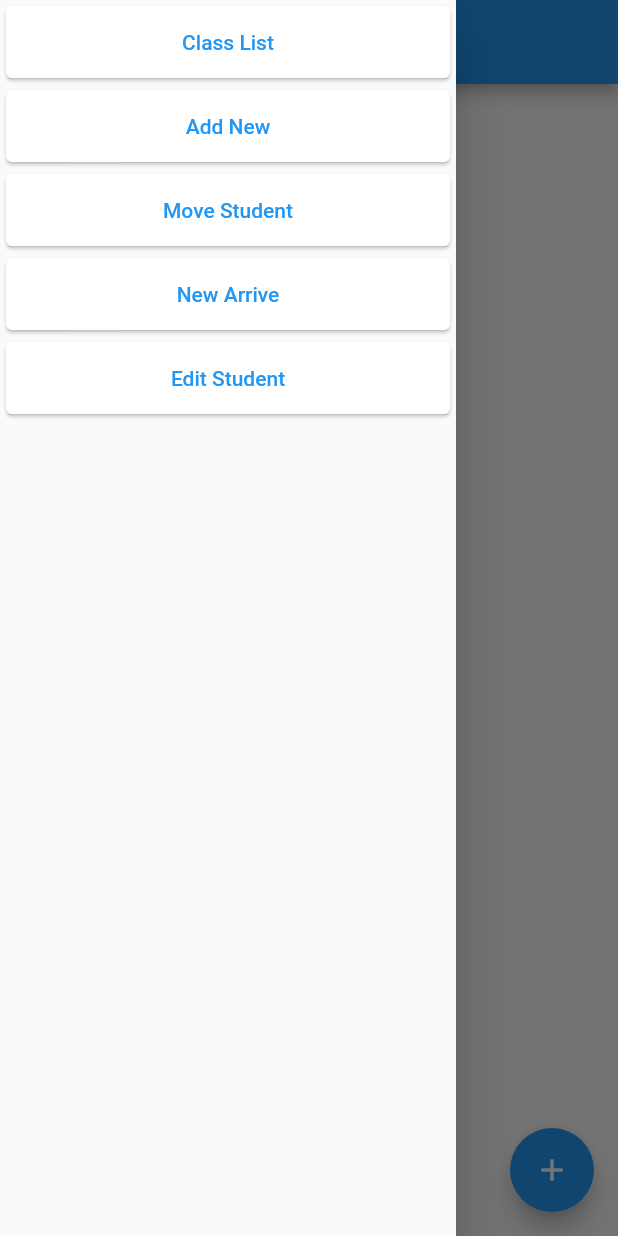
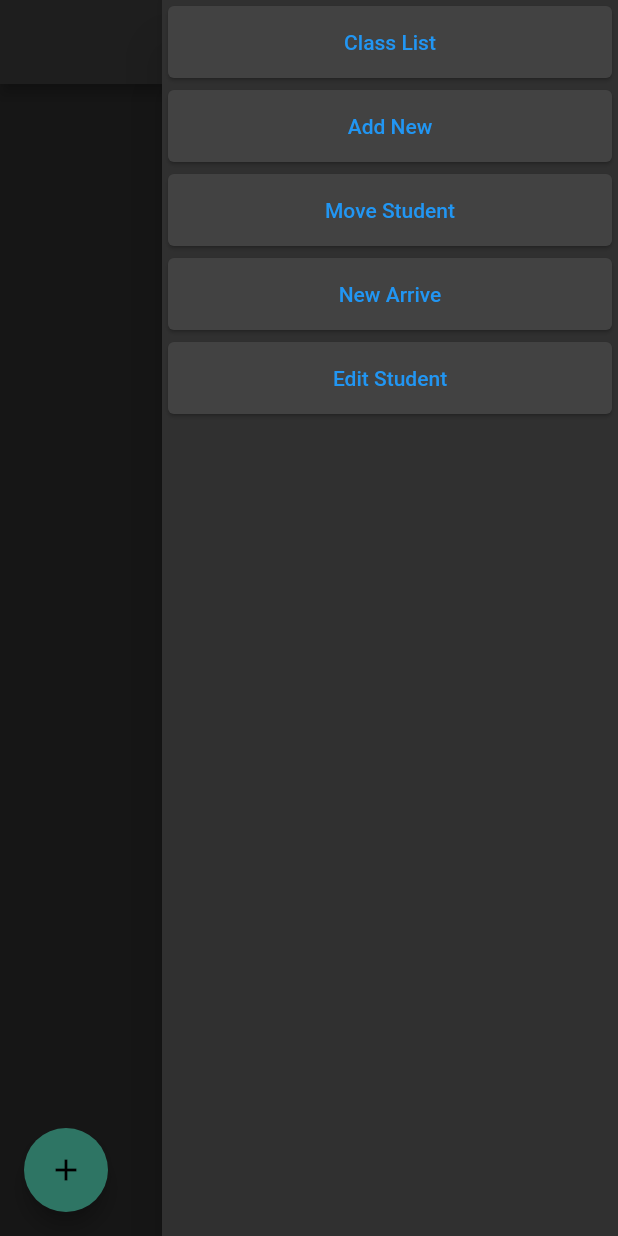
Before and after one commit to khalidkhattab/student_files_archive, a Flutter app: the screen it shows after launch, with the side drawer open, on a phone screen of 412 x 824 dp. Run offline on Flutter 3.47's test engine with Material 2 defaults, Android fonts, the phone set to English and light mode, and no system bars; our stand-ins replace bloc, firebase_auth, firebase_core, flutter_bloc, google_fonts; accounts and stored records are empty; Roboto replaces fonts that are missing (Cairo).

Commit message:
new theme

```diff
--- a/lib/main.dart
+++ b/lib/main.dart
@@ -1,12 +1,13 @@
-import 'package:filearchive/archive_home.dart';
 import 'package:filearchive/bloc/bloc_observer.dart';
 import 'package:filearchive/bloc/cubit.dart';
+import 'package:filearchive/model.dart';
+import 'package:filearchive/pages/archive_home.dart';
 import 'package:firebase_core/firebase_core.dart';
 import 'package:flutter/material.dart';
 import 'package:flutter_bloc/flutter_bloc.dart';
+import 'package:google_fonts/google_fonts.dart';
 
 import 'bloc/cubit_assits.dart';
-import 'login_screen.dart';
 
 void main() async {
   WidgetsFlutterBinding.ensureInitialized();
@@ -33,22 +34,15 @@ class MyApp extends StatelessWidget {
     return BlocProvider(
       create: (BuildContext context) => ArchiveCubit(),
       child: MaterialApp(
-
         debugShowCheckedModeBanner: false,
         title: 'Flutter Demo',
-        theme: ThemeData(
-          // This is the theme of your application.
-          //
-          // Try running your application with "flutter run". You'll see the
-          // application has a blue toolbar. Then, without quitting the app, try
-          // changing the primarySwatch below to Colors.green and then invoke
-          // "hot reload" (press "r" in the console where you ran "flutter run",
-          // or simply save your changes to "hot reload" in a Flutter IDE).
-          // Notice that the counter didn't reset back to zero; the application
-          // is not restarted.
-          primarySwatch: Colors.blue,
+        theme: ThemeData.dark().copyWith(
+          textTheme: GoogleFonts.cairoTextTheme(Theme.of(context).textTheme),
+
+
         ),
-        home:  const MyHomePage(),
+        home: const Directionality(textDirection: TextDirection.rtl,
+        child: MyHomePage()),
       ),
     );
   }
@@ -57,27 +51,24 @@ class MyApp extends StatelessWidget {
 class MyHomePage extends StatefulWidget {
   const MyHomePage({Key? key}) : super(key: key);
 
-
   @override
   State<MyHomePage> createState() => _MyHomePageState();
 }
 
 class _MyHomePageState extends State<MyHomePage> {
-
   @override
   Widget build(BuildContext context) {
-
-    return BlocConsumer<ArchiveCubit, CubitAssets>(
-        builder: (context, status) {
-          final cubit = ArchiveCubit.get(context);
-          return const Scaffold(
-            body:MainArchive(),   //cubit.user!=null?const MainArchive():const LoginScreen(),
-          );
-        },
-        listener: (context, status) {
-          if(status is SignInWithEmailSuccessStatus){
-            Navigator.pushReplacement(context, MaterialPageRoute(builder: (context)=>const MainArchive()));
-          }
-        });
+    return BlocConsumer<ArchiveCubit, CubitAssets>(builder: (context, status) {
+      final cubit = ArchiveCubit.get(context);
+      return const Scaffold(
+        body:
+            MainArchive(), //cubit.user!=null?const MainArchive():const LoginScreen(),
+      );
+    }, listener: (context, status) {
+      if (status is SignInWithEmailSuccessStatus) {
+        Navigator.pushReplacement(context,
+            MaterialPageRoute(builder: (context) => const MainArchive()));
+      }
+    });
   }
 }
--- a/lib/archive_home.dart
+++ b/lib/pages/archive_home.dart
@@ -25,8 +25,8 @@ class MainArchive extends StatelessWidget {
           );
         }),
       ),
-      appBar: AppBar(title:const Text('School Student Files'),),
-      body:const Center(child: Text('School Student Files'),),
+      appBar: AppBar(title:const Text('ملفاتي'),),
+      body:const Center(child: Text('ارشيف الملفات',style: TextStyle(color: Colors.white),)),
       floatingActionButton:FloatingActionButton(
         onPressed: () {
 
--- a/lib/login_screen.dart
+++ b/lib/pages/login_screen.dart
@@ -1,10 +1,10 @@
-import 'package:filearchive/archive_home.dart';
 import 'package:filearchive/bloc/cubit.dart';
+import 'package:filearchive/pages/archive_home.dart';
 import 'package:firebase_auth/firebase_auth.dart';
 import 'package:flutter/material.dart';
 import 'package:flutter_bloc/flutter_bloc.dart';
 
-import 'bloc/cubit_assits.dart';
+import '../bloc/cubit_assits.dart';
 
 class LoginScreen extends StatelessWidget {
   const LoginScreen({Key? key}) : super(key: key);
--- a/pubspec.yaml
+++ b/pubspec.yaml
@@ -38,6 +38,7 @@ dependencies:
   firebase_auth: ^4.0.2
   bloc: ^8.1.0
   flutter_bloc: ^8.1.1
+  google_fonts: ^3.0.1
 
 dev_dependencies:
   flutter_test:
```
Also changed, not shown: lib/model.dart (+9 -0 lines), pubspec.lock.
